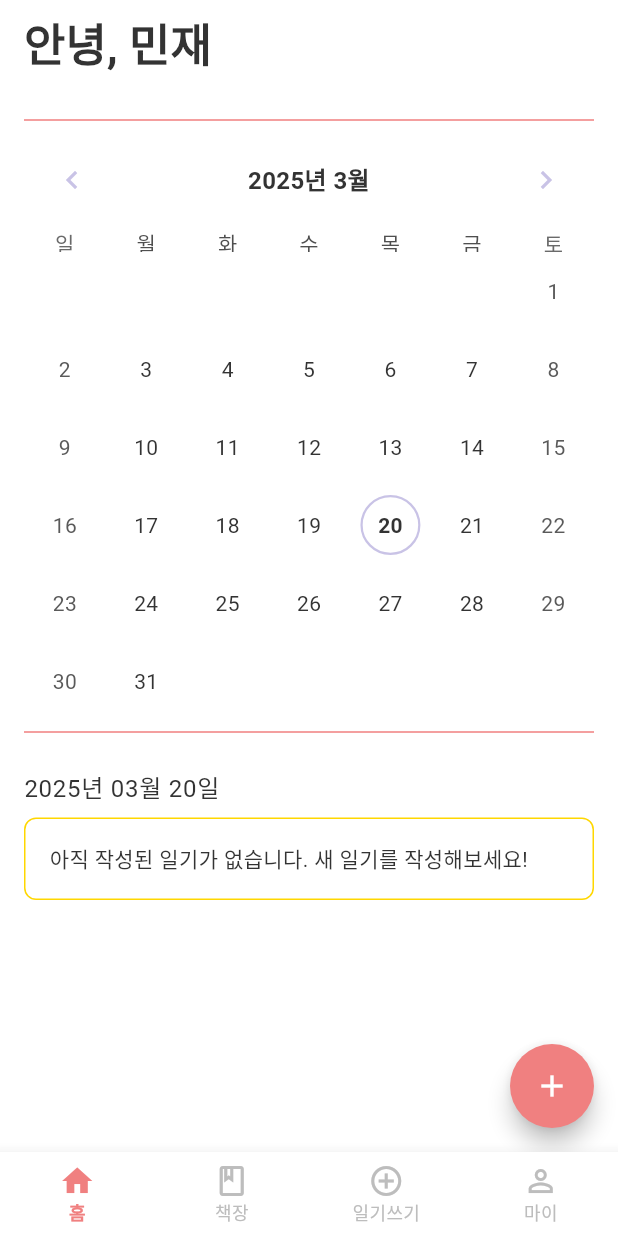
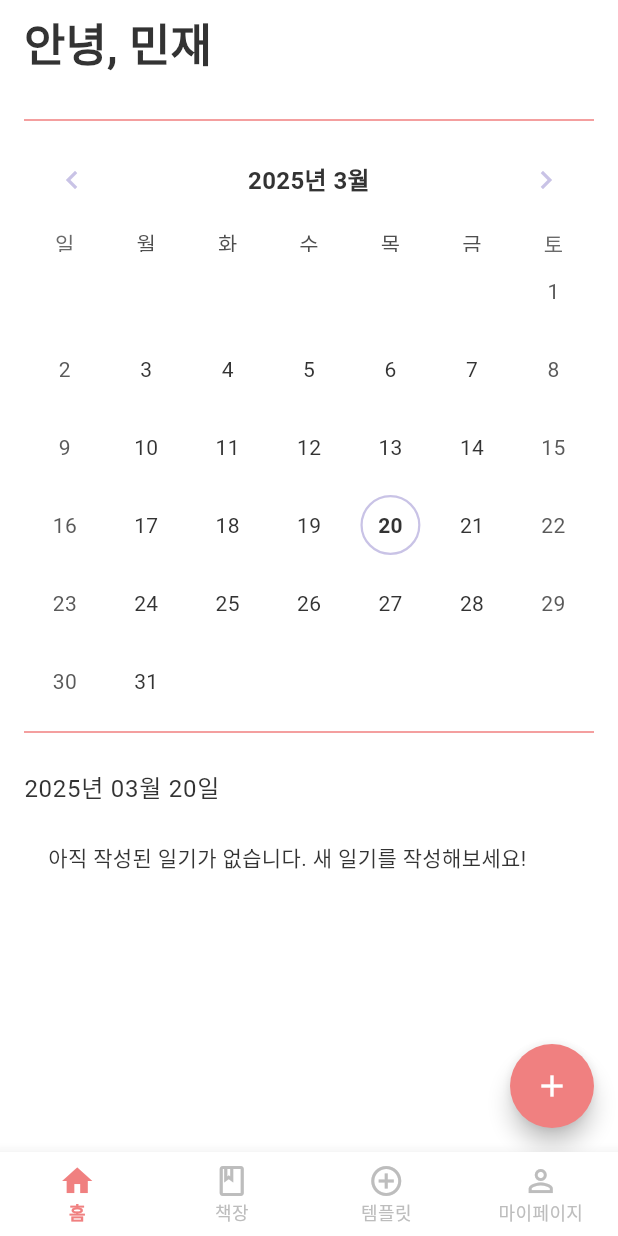
Before and after one commit to Mingjaam/intume, a Flutter app: the screen it shows after launch, on a phone screen of 412 x 824 dp. Run offline on Flutter 3.47's test engine with Material 3 defaults, Android fonts, the phone set to English and light mode, and no system bars; drawn by our look-alikes of table_calendar; our stand-ins replace image_picker, sqflite; accounts and stored records are empty.

Commit message:
ui 수정

```diff
--- a/lib/pages/main_page.dart
+++ b/lib/pages/main_page.dart
@@ -160,7 +160,6 @@ class _MainPageState extends State<MainPage> {
                               ? Container(
                                   width: double.infinity,
                                   padding: EdgeInsets.all(16),
-                                  decoration: AppTheme.diaryBoxDecoration,
                                   child: Text(
                                     '아직 작성된 일기가 없습니다. 새 일기를 작성해보세요!',
                                     style: Theme.of(context).textTheme.bodyMedium,
--- a/lib/widgets/CustomBottomNavigationBar.dart
+++ b/lib/widgets/CustomBottomNavigationBar.dart
@@ -32,12 +32,12 @@ class CustomBottomNavigationBar extends StatelessWidget {
         BottomNavigationBarItem(
           icon: Icon(Icons.add_circle_outline),
           activeIcon: Icon(Icons.add_circle),
-          label: '일기쓰기',
+          label: '템플릿',
         ),
         BottomNavigationBarItem(
           icon: Icon(Icons.person_outline),
           activeIcon: Icon(Icons.person),
-          label: '마이',
+          label: '마이페이지',
         ),
       ],
     );
```
